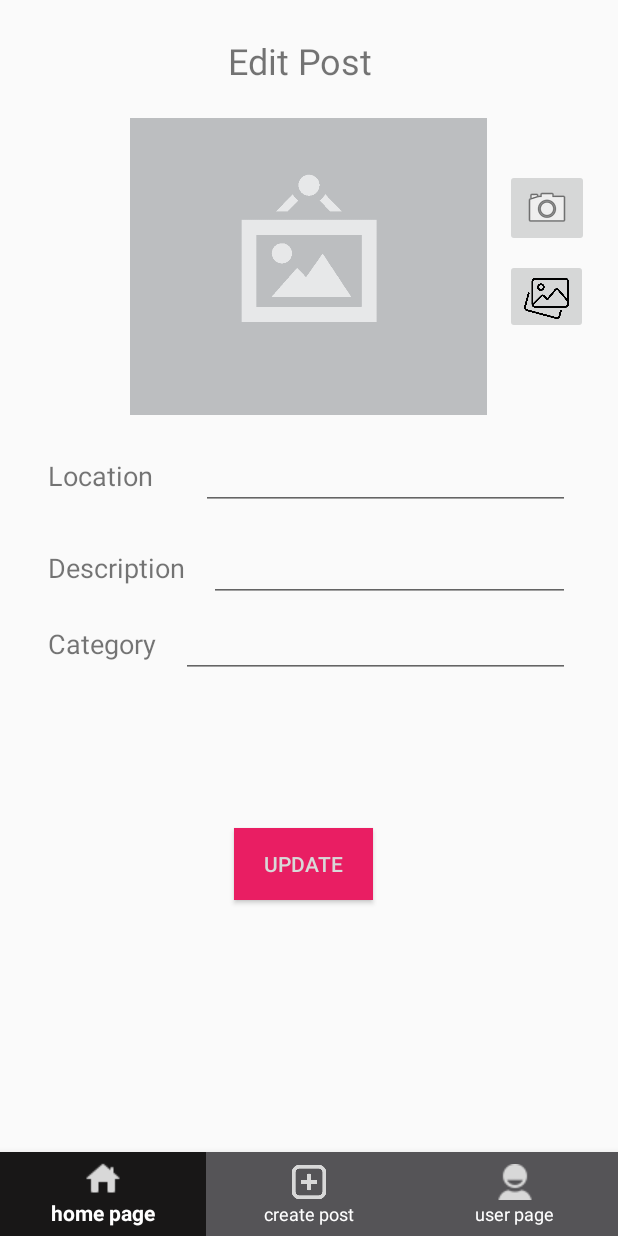
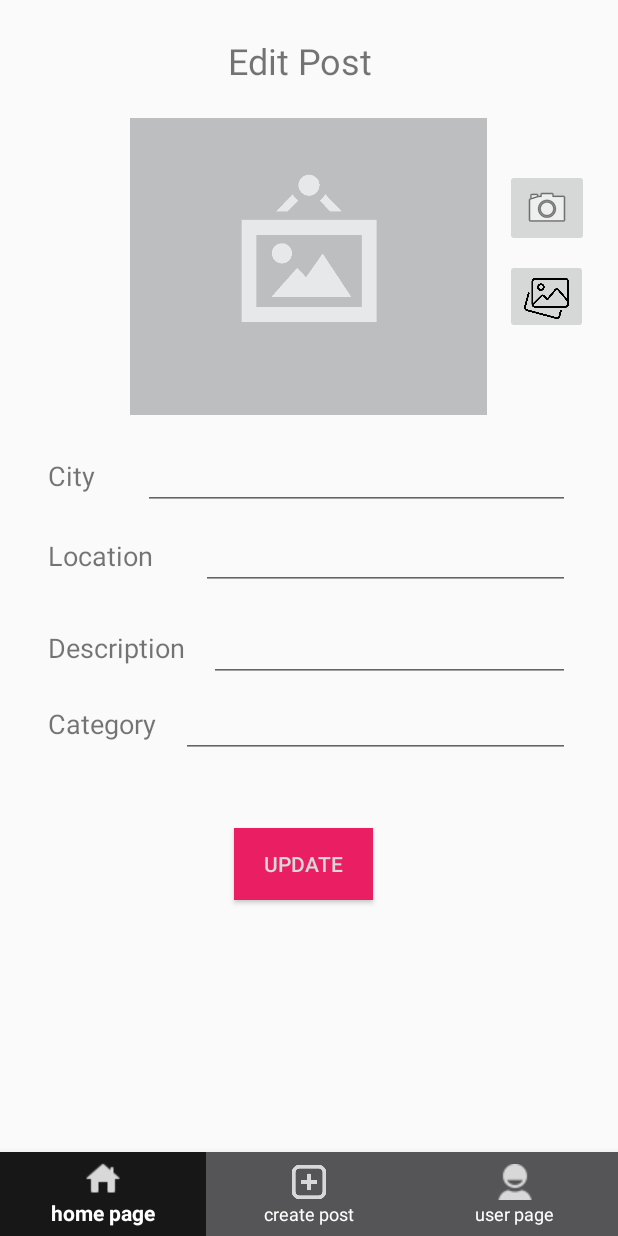
Before and after one commit to DavidMami/ZachenAway, an Android app built with Jetpack Compose: the fragment EditPostFragment placed in its activity, after a tap on "UPDATE", on a phone screen of 412 x 824 dp. Run offline under Robolectric (Android 15) with nearby library versions, the phone set to English and light mode, and no system bars; our stand-ins replace Firebase (no records; nobody signed in at launch, a user with empty details on screens opened directly), Picasso, data binding, navigation-ui; pictures from the network do not load.

Commit message:
add city to post editing

```diff
--- a/app/src/main/java/com/example/zachenaway/ui/menu/EditPostFragment.kt
+++ b/app/src/main/java/com/example/zachenaway/ui/menu/EditPostFragment.kt
@@ -20,6 +20,7 @@ class EditPostFragment : Fragment() {
     private lateinit var imageLaunchers: ImageHandler
     private var oldPost: Post? = null
 
+    private val city get() = binding?.postCityAutoComplete
     private val location get() = binding?.postLocationEditText
     private val description get() = binding?.postDescriptionEditText
     private val category get() = binding?.postCategoryEditText
@@ -55,6 +56,7 @@ class EditPostFragment : Fragment() {
         arguments?.let {
             oldPost = it.getSerializable(ARG_POST) as Post
 
+            city?.setText(oldPost?.city)
             location?.setText(oldPost?.location)
             description?.setText(oldPost?.description)
             category?.setText(oldPost?.category)
@@ -73,7 +75,8 @@ class EditPostFragment : Fragment() {
     }
 
     private fun isPostValid(): Boolean {
-        return !(location?.text.isNullOrEmpty() ||
+        return !(city?.text.isNullOrEmpty() ||
+                location?.text.isNullOrEmpty() ||
                 description?.text.isNullOrEmpty() ||
                 category?.text.isNullOrEmpty())
     }
@@ -85,6 +88,7 @@ class EditPostFragment : Fragment() {
             Post(
                 oldPost?.id ?: UUID.randomUUID().toString(),
                 location?.text.toString(),
+                city?.text.toString(),
                 description?.text.toString(),
                 category?.text.toString(),
                 it,
--- a/app/src/main/res/layout/fragment_edit_post.xml
+++ b/app/src/main/res/layout/fragment_edit_post.xml
@@ -82,6 +82,30 @@
                 tools:layout_editor_absoluteY="226dp" />
 
             <TextView
+                android:id="@+id/postCityTextView"
+                android:layout_width="wrap_content"
+                android:layout_height="wrap_content"
+                android:layout_marginStart="32dp"
+                android:text="City"
+                android:textSize="18sp"
+                app:layout_constraintBaseline_toBaselineOf="@+id/postCityAutoComplete"
+                app:layout_constraintStart_toStartOf="parent" />
+
+            <com.google.android.material.textfield.MaterialAutoCompleteTextView
+                android:id="@+id/postCityAutoComplete"
+                android:layout_width="0dp"
+                android:layout_height="wrap_content"
+                android:layout_marginStart="32dp"
+                android:layout_marginTop="8dp"
+                android:layout_marginEnd="32dp"
+                android:ems="10"
+                android:inputType="textPersonName"
+                app:layout_constraintEnd_toEndOf="parent"
+                app:layout_constraintStart_toEndOf="@+id/postCityTextView"
+                app:layout_constraintTop_toBottomOf="@+id/postImageImageView"
+                tools:ignore="SpeakableTextPresentCheck" />
+
+            <TextView
                 android:id="@+id/postLocationTextView"
                 android:layout_width="wrap_content"
                 android:layout_height="wrap_content"
@@ -102,7 +126,7 @@
                 android:inputType="textPersonName"
                 app:layout_constraintEnd_toEndOf="parent"
                 app:layout_constraintStart_toEndOf="@+id/postLocationTextView"
-                app:layout_constraintTop_toBottomOf="@+id/postImageImageView"
+                app:layout_constraintTop_toBottomOf="@+id/postCityAutoComplete"
                 tools:ignore="SpeakableTextPresentCheck" />
 
             <TextView
```
